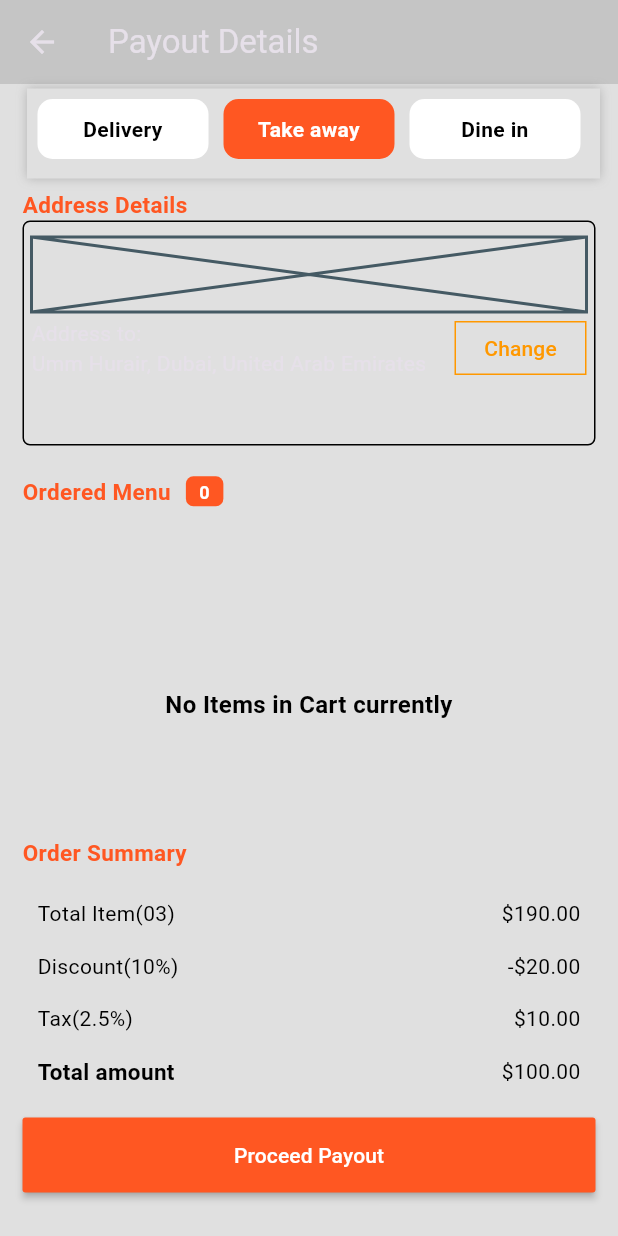
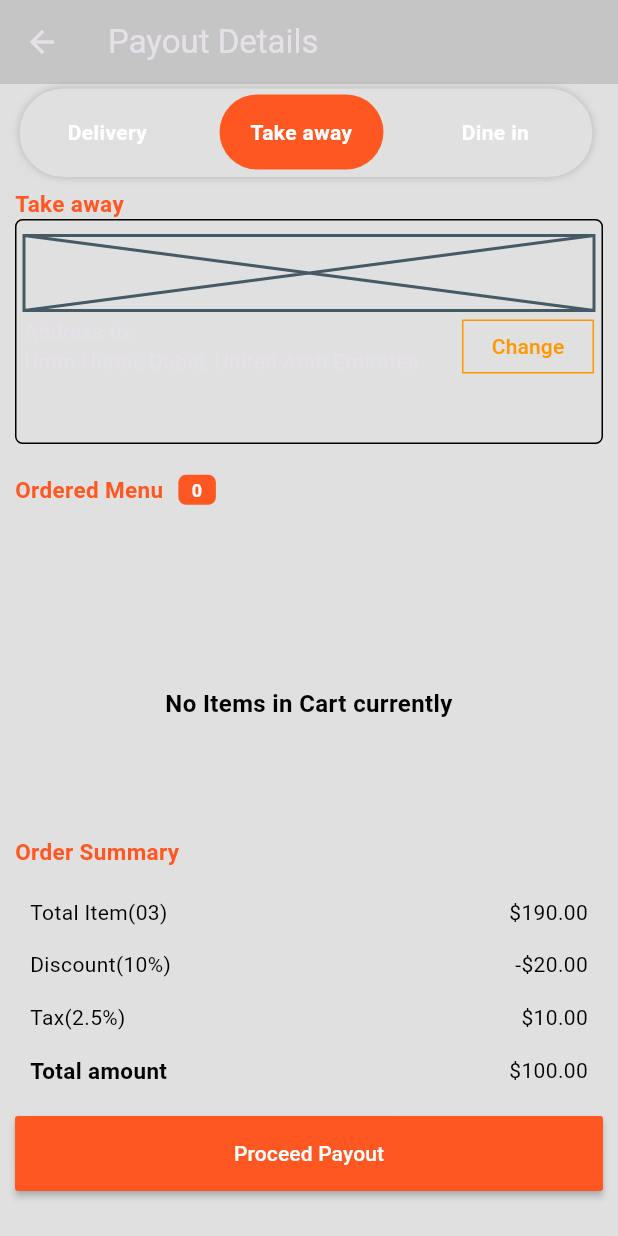
Before and after one commit to JoshuaOzibo/modern_food_app, a Flutter app: the CartScreen screen opened directly, after a tap on "Take away", on a phone screen of 412 x 824 dp. Run offline on Flutter 3.47's test engine with Material 3 defaults, Android fonts, the phone set to English and light mode, and no system bars; our stand-ins replace cached_network_image, dio, flutter_dotenv, flutter_swipe_action_cell, fpdart, get_it and 4 more; missing offline and left inert: dart:ffi; accounts and stored records are empty; network calls fail.

Commit message:
updated code

```diff
--- a/lib/features/cart/component/cart_option.dart
+++ /dev/null
@@ -1,59 +0,0 @@
-import 'package:flutter/material.dart';
-
-class CartOption extends StatelessWidget {
-    const CartOption({super.key, required this.selectedOption, required this.onOptionChanged, required this.selectList});
-  final String selectedOption;
-  final Function(String) onOptionChanged;
-  final List<String> selectList;
-
-  @override
-  Widget build(BuildContext context) {
-    return Container(
-      decoration: BoxDecoration(
-        boxShadow: List.of([
-          BoxShadow(
-            color: const Color.fromARGB(255, 179, 179, 179),
-            blurRadius: 5,
-            blurStyle: BlurStyle.outer,
-            // spreadRadius: 10,
-            offset: Offset(3, 3),
-          ),
-        ]),
-      ),
-      width: double.infinity,
-      padding: EdgeInsets.symmetric(horizontal: 10, vertical: 10),
-      child: Row(
-        spacing: 10,
-        mainAxisAlignment: MainAxisAlignment.spaceBetween,
-        crossAxisAlignment: CrossAxisAlignment.center,
-        children: [
-          ...selectList.map((item) => Expanded(
-            child: GestureDetector(
-              onTap: (){
-                onOptionChanged(item);
-              },
-              child: Container(
-                width: double.infinity,
-                height: 40,
-                decoration: BoxDecoration(
-                  color: selectedOption == item ? Colors.deepOrange : Colors.white,
-                  borderRadius: BorderRadius.circular(10),
-                ),
-                padding: EdgeInsets.symmetric(horizontal: 10, vertical: 5),
-                alignment: Alignment.center,
-                child: Text(
-                  item,
-                  style: TextStyle(
-                    color: selectedOption == item ? Colors.white : Colors.black,
-                    fontWeight: FontWeight.bold,
-                  ),
-                  textAlign: TextAlign.center,
-                ),
-              ),
-            ),
-          )),
-        ],
-      ),
-    );
-  }
-}
--- /dev/null
+++ b/lib/features/cart/component/delivery_section.dart
@@ -0,0 +1,43 @@
+import 'package:flutter/material.dart';
+
+class DeliverySection extends StatelessWidget {
+  const DeliverySection({super.key});
+
+  @override
+  Widget build(BuildContext context) {
+    return Container(
+      padding: EdgeInsets.symmetric(vertical: 10, horizontal: 5),
+      width: double.infinity,
+      height: 150,
+      decoration: BoxDecoration(
+        border: Border.all(width: 1, color: Colors.black),
+        borderRadius: BorderRadius.circular(5),
+      ),
+      child: Column(
+        crossAxisAlignment: CrossAxisAlignment.start,
+        children: [
+          Placeholder(fallbackHeight: 50, fallbackWidth: double.infinity),
+
+          Row(
+            mainAxisAlignment: MainAxisAlignment.spaceBetween,
+            children: [
+              Column(
+                crossAxisAlignment: CrossAxisAlignment.start,
+                children: [
+                  Text('Address to:'),
+                  Text('Umm Hurair, Dubai, United Arab Emirates'),
+                ],
+              ),
+
+              MaterialButton(
+                onPressed: () {},
+                shape: Border.all(width: 1, color: Colors.orange),
+                child: Text('Change', style: TextStyle(color: Colors.orange)),
+              ),
+            ],
+          ),
+        ],
+      ),
+    );
+  }
+}
--- /dev/null
+++ b/lib/features/cart/component/dine_in.dart
@@ -0,0 +1,43 @@
+import 'package:flutter/material.dart';
+
+class DineIn extends StatelessWidget {
+  const DineIn({super.key});
+
+  @override
+  Widget build(BuildContext context) {
+    return Container(
+      padding: EdgeInsets.symmetric(vertical: 10, horizontal: 5),
+      width: double.infinity,
+      height: 150,
+      decoration: BoxDecoration(
+        border: Border.all(width: 1, color: Colors.black),
+        borderRadius: BorderRadius.circular(5),
+      ),
+      child: Column(
+        crossAxisAlignment: CrossAxisAlignment.start,
+        children: [
+          Placeholder(fallbackHeight: 50, fallbackWidth: double.infinity),
+
+          Row(
+            mainAxisAlignment: MainAxisAlignment.spaceBetween,
+            children: [
+              Column(
+                crossAxisAlignment: CrossAxisAlignment.start,
+                children: [
+                  Text('Address to:'),
+                  Text('Umm Hurair, Dubai, United Arab Emirates'),
+                ],
+              ),
+
+              MaterialButton(
+                onPressed: () {},
+                shape: Border.all(width: 1, color: Colors.orange),
+                child: Text('Change', style: TextStyle(color: Colors.orange)),
+              ),
+            ],
+          ),
+        ],
+      ),
+    );
+  }
+}
--- /dev/null
+++ b/lib/features/cart/component/take_away_section.dart
@@ -0,0 +1,43 @@
+import 'package:flutter/material.dart';
+
+class TakeAwaySection extends StatelessWidget {
+  const TakeAwaySection({super.key});
+
+  @override
+  Widget build(BuildContext context) {
+    return Container(
+      padding: EdgeInsets.symmetric(vertical: 10, horizontal: 5),
+      width: double.infinity,
+      height: 150,
+      decoration: BoxDecoration(
+        border: Border.all(width: 1, color: Colors.black),
+        borderRadius: BorderRadius.circular(5),
+      ),
+      child: Column(
+        crossAxisAlignment: CrossAxisAlignment.start,
+        children: [
+          Placeholder(fallbackHeight: 50, fallbackWidth: double.infinity),
+
+          Row(
+            mainAxisAlignment: MainAxisAlignment.spaceBetween,
+            children: [
+              Column(
+                crossAxisAlignment: CrossAxisAlignment.start,
+                children: [
+                  Text('Address to:'),
+                  Text('Umm Hurair, Dubai, United Arab Emirates'),
+                ],
+              ),
+
+              MaterialButton(
+                onPressed: () {},
+                shape: Border.all(width: 1, color: Colors.orange),
+                child: Text('Change', style: TextStyle(color: Colors.orange)),
+              ),
+            ],
+          ),
+        ],
+      ),
+    );
+  }
+}
--- a/lib/features/cart/screen/cart_screen.dart
+++ b/lib/features/cart/screen/cart_screen.dart
@@ -1,8 +1,11 @@
 import 'package:flutter/material.dart';
 import 'package:modern_food_app/core/component/error_view.dart';
 import 'package:modern_food_app/core/component/title_text_without_icon.dart';
-import 'package:modern_food_app/features/cart/component/cart_card.dart';
-import 'package:modern_food_app/features/cart/component/cart_option.dart';
+import 'package:modern_food_app/features/cart/component/delivery_section.dart';
+import 'package:modern_food_app/features/cart/component/dine_in.dart';
+import 'package:modern_food_app/features/cart/component/take_away_section.dart';
+import 'package:modern_food_app/features/cart/widget/cart_card.dart';
+import 'package:modern_food_app/features/cart/widget/cart_option.dart';
 import 'package:modern_food_app/features/cart/viewmodel/cart_viewmodel.dart';
 import 'package:flutter_swipe_action_cell/flutter_swipe_action_cell.dart';
 import 'package:provider/provider.dart';
@@ -15,87 +18,52 @@ class CartScreen extends StatefulWidget {
 }
 
 class _CartScreenScreenState extends State<CartScreen> {
-    final selectList = ['Delivery', 'Take away', 'Dine in'];
-    String selectedOption = 'Delivery';
+  final selectList = ['Delivery', 'Take away', 'Dine in'];
+  String selectedOption = 'Delivery';
 
   @override
   Widget build(BuildContext context) {
     final vm = context.watch<CartViewmodel>();
 
-
     Future<void> _refreshData() async {
       await Future.delayed(Duration(seconds: 1));
       setState(() {});
     }
+
     return Scaffold(
-      appBar: AppBar(
-        title: Text('Payout Details'),
-      ),
+      appBar: AppBar(title: Text('Payout Details')),
       body: RefreshIndicator(
         onRefresh: () => _refreshData(),
         child: Padding(
-          padding: const EdgeInsets.symmetric(horizontal: 15),
+          padding: const EdgeInsets.symmetric(horizontal: 10),
           child: ListView(
             children: [
               Column(
                 children: [
                   CartOption(
-                      selectList: selectList,
+                    selectList: selectList,
                     onOptionChanged: (option) {
                       setState(() {
                         selectedOption = option;
-                        // print('selectedOption: $selectedOption');
                       });
-                  },
+                    },
                     selectedOption: selectedOption,
                   ),
                   SizedBox(height: 10),
                   TitleTextWithoutIcon(
-                    leftText: 'Address Details',
+                    leftText: selectedOption == 'Delivery'
+                        ? 'Delivery'
+                        : selectedOption == 'Take away'
+                        ? "Take away"
+                        : "Dine in",
                     rightText: '',
                     hasBox: false,
                   ),
-                  Container(
-                    padding: EdgeInsets.symmetric(vertical: 10, horizontal: 5),
-                    width: double.infinity,
-                    height: 150,
-                    decoration: BoxDecoration(
-                      border: Border.all(width: 1, color: Colors.black),
-                      borderRadius: BorderRadius.circular(5),
-                    ),
-                    child: Column(
-                      crossAxisAlignment: CrossAxisAlignment.start,
-                      children: [
-                        Placeholder(
-                          fallbackHeight: 50,
-                          fallbackWidth: double.infinity,
-                        ),
+                  if (selectedOption == 'Delivery') DeliverySection(),
 
-                        Row(
-                          mainAxisAlignment: MainAxisAlignment.spaceBetween,
-                          children: [
-                            Column(
-                              crossAxisAlignment: CrossAxisAlignment.start,
-                              children: [
-                                Text('Address to:'),
-                                Text('Umm Hurair, Dubai, United Arab Emirates'),
-                              ],
-                            ),
+                  if (selectedOption == 'Take away') TakeAwaySection(),
 
-                            MaterialButton(
-                              onPressed: () {},
-                              shape: Border.all(width: 1, color: Colors.orange),
-                              child: Text(
-                                'Change',
-                                style: TextStyle(color: Colors.orange),
-                              ),
-                            ),
-                          ],
-                        ),
-                      ],
-                    ),
-                  ),
-
+                  if (selectedOption == 'Dine in') DineIn(),
                   SizedBox(height: 20),
 
                   TitleTextWithoutIcon(
@@ -120,7 +88,10 @@ class _CartScreenScreenState extends State<CartScreen> {
                           SizedBox(
                             height: 200,
                             child: Center(
-                              child: ErrorView(message: 'No Items in Cart currently', color: Colors.black,)
+                              child: ErrorView(
+                                message: 'No Items in Cart currently',
+                                color: Colors.black,
+                              ),
                             ),
                           ),
                         if (vm.cartList.isNotEmpty)
@@ -187,15 +158,42 @@ class _CartScreenScreenState extends State<CartScreen> {
                       children: [
                         Row(
                           mainAxisAlignment: MainAxisAlignment.spaceBetween,
-                          children: [Text('Total Item(03)', style: TextStyle(color: Colors.black),), Text('\$190.00', style: TextStyle(color: Colors.black),)],
+                          children: [
+                            Text(
+                              'Total Item(03)',
+                              style: TextStyle(color: Colors.black),
+                            ),
+                            Text(
+                              '\$190.00',
+                              style: TextStyle(color: Colors.black),
+                            ),
+                          ],
                         ),
                         Row(
                           mainAxisAlignment: MainAxisAlignment.spaceBetween,
-                          children: [Text('Discount(10%)', style: TextStyle(color: Colors.black),), Text('-\$20.00', style: TextStyle(color: Colors.black),)],
+                          children: [
+                            Text(
+                              'Discount(10%)',
+                              style: TextStyle(color: Colors.black),
+                            ),
+                            Text(
+                              '-\$20.00',
+                              style: TextStyle(color: Colors.black),
+                            ),
+                          ],
                         ),
                         Row(
                           mainAxisAlignment: MainAxisAlignment.spaceBetween,
-                          children: [Text('Tax(2.5%)', style: TextStyle(color: Colors.black),), Text('\$10.00', style: TextStyle(color: Colors.black),)],
+                          children: [
+                            Text(
+                              'Tax(2.5%)',
+                              style: TextStyle(color: Colors.black),
+                            ),
+                            Text(
+                              '\$10.00',
+                              style: TextStyle(color: Colors.black),
+                            ),
+                          ],
                         ),
                         Row(
                           mainAxisAlignment: MainAxisAlignment.spaceBetween,
@@ -205,10 +203,13 @@ class _CartScreenScreenState extends State<CartScreen> {
                               style: TextStyle(
                                 fontSize: 15,
                                 fontWeight: FontWeight.bold,
-                                color: Colors.black
+                                color: Colors.black,
                               ),
                             ),
-                            Text('\$100.00', style: TextStyle(color: Colors.black),),
+                            Text(
+                              '\$100.00',
+                              style: TextStyle(color: Colors.black),
+                            ),
                           ],
                         ),
                       ],
--- /dev/null
+++ b/lib/features/cart/widget/cart_option.dart
@@ -0,0 +1,70 @@
+import 'package:flutter/material.dart';
+
+class CartOption extends StatelessWidget {
+  const CartOption({
+    super.key,
+    required this.selectedOption,
+    required this.onOptionChanged,
+    required this.selectList,
+  });
+  final String selectedOption;
+  final Function(String) onOptionChanged;
+  final List<String> selectList;
+
+  @override
+  Widget build(BuildContext context) {
+    return Container(
+      margin: EdgeInsets.only(right: 10),
+      decoration: BoxDecoration(
+        borderRadius: BorderRadius.circular(100),
+        boxShadow: List.of([
+          BoxShadow(
+            color: const Color.fromARGB(255, 179, 179, 179),
+            blurRadius: 4,
+            blurStyle: BlurStyle.outer,
+            // spreadRadius: 10,
+            offset: Offset(3, 3),
+          ),
+        ]),
+      ),
+      padding: EdgeInsets.symmetric(horizontal: 2, vertical: 2),
+      child: Row(
+        spacing: 10,
+        children: [
+          ...selectList.map(
+            (item) => Expanded(
+              child: GestureDetector(
+                onTap: () {
+                  onOptionChanged(item);
+                },
+                child: Container(
+                  margin: EdgeInsets.only(top: 5, left: 5, right: 5),
+                  width: double.infinity,
+                  height: 50,
+                  decoration: BoxDecoration(
+                    color: selectedOption == item
+                        ? Colors.deepOrange
+                        : null,
+                    borderRadius: BorderRadius.circular(100),
+                  ),
+                  padding: EdgeInsets.symmetric(horizontal: 10, vertical: 5),
+                  alignment: Alignment.center,
+                  child: Text(
+                    item,
+                    style: TextStyle(
+                      color: selectedOption == item
+                          ? Colors.white
+                          : Colors.white,
+                      fontWeight: FontWeight.bold,
+                    ),
+                    textAlign: TextAlign.center,
+                  ),
+                ),
+              ),
+            ),
+          ),
+        ],
+      ),
+    );
+  }
+}
```
Also changed, not shown: lib/features/cart/widget/cart_card.dart (renamed from lib/features/cart/component/cart_card.dart).
